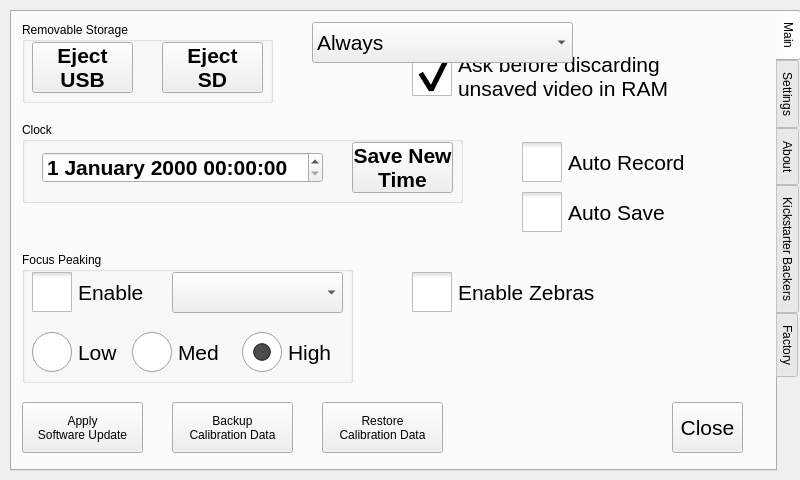
Qt form src/utilwindow.ui (krontech/chronos-cam-app) before a commit.
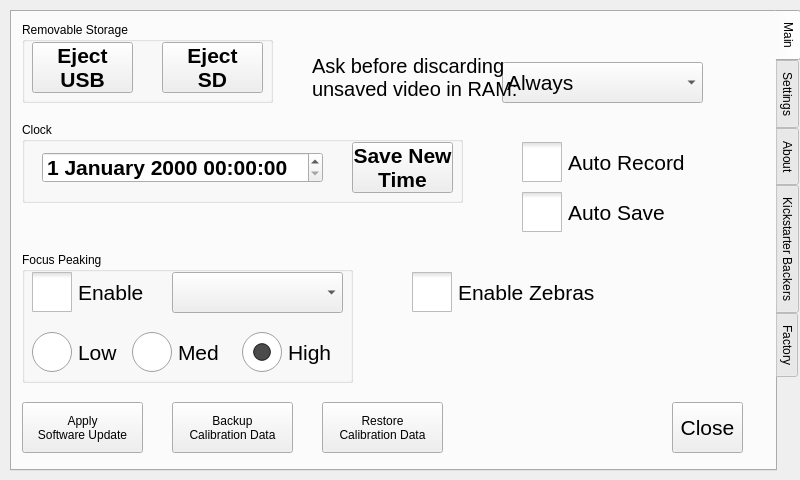
The same form after that commit. Custom widgets are drawn as their Qt base class.

Commit message: Remove the unused checkbox, move combo box, add label for combo box

What changed in the file:
```diff
--- a/src/utilwindow.ui
+++ b/src/utilwindow.ui
@@ -421,43 +421,12 @@
       <bool>false</bool>
      </property>
     </widget>
-    <widget class="QCheckBox" name="chkUnsavedVidWarning">
-     <property name="geometry">
-      <rect>
-       <x>400</x>
-       <y>40</y>
-       <width>256</width>
-       <height>49</height>
-      </rect>
-     </property>
-     <property name="font">
-      <font>
-       <pointsize>16</pointsize>
-      </font>
-     </property>
-     <property name="styleSheet">
-      <string notr="true">QCheckBox::indicator {
-     width: 40px;
-     height: 40px;
-}</string>
-     </property>
-     <property name="text">
-      <string>Ask before discarding
-unsaved video in RAM</string>
-     </property>
-     <property name="checked">
-      <bool>true</bool>
-     </property>
-     <property name="tristate">
-      <bool>false</bool>
-     </property>
-    </widget>
     <widget class="QComboBox" name="comboDisableUnsavedWarning">
      <property name="geometry">
       <rect>
-       <x>300</x>
-       <y>10</y>
-       <width>261</width>
+       <x>490</x>
+       <y>50</y>
+       <width>201</width>
        <height>41</height>
       </rect>
      </property>
@@ -482,6 +451,25 @@
       </property>
      </item>
     </widget>
+    <widget class="QLabel" name="lblUnsavedVideoLabel">
+     <property name="geometry">
+      <rect>
+       <x>300</x>
+       <y>30</y>
+       <width>211</width>
+       <height>71</height>
+      </rect>
+     </property>
+     <property name="font">
+      <font>
+       <pointsize>15</pointsize>
+      </font>
+     </property>
+     <property name="text">
+      <string>Ask before discarding
+unsaved video in RAM:</string>
+     </property>
+    </widget>
    </widget>
    <widget class="QWidget" name="tabSettings">
     <attribute name="title">
```
The commit also changes 2 other files.
